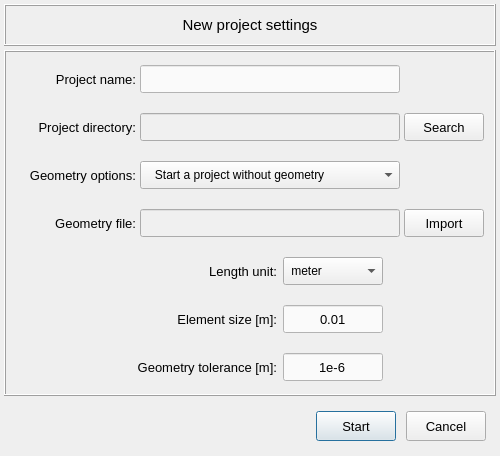
Qt form pulse/interface/data/ui_files/project/new_project_input.ui (open-pulse/OpenPulse) before a commit.
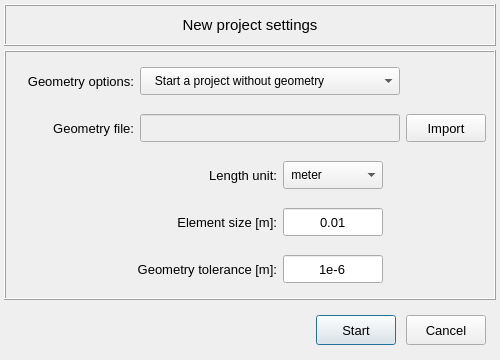
The same form after that commit. Icons and pictures are not drawn.

The edit to the form file:
```diff
--- a/pulse/interface/data/ui_files/project/new_project_input.ui
+++ b/pulse/interface/data/ui_files/project/new_project_input.ui
@@ -7,19 +7,19 @@
     <x>0</x>
     <y>0</y>
     <width>500</width>
-    <height>456</height>
+    <height>360</height>
    </rect>
   </property>
   <property name="minimumSize">
    <size>
     <width>500</width>
-    <height>456</height>
+    <height>360</height>
    </size>
   </property>
   <property name="maximumSize">
    <size>
     <width>500</width>
-    <height>456</height>
+    <height>360</height>
    </size>
   </property>
   <property name="windowTitle">
@@ -132,159 +132,35 @@
      </property>
      <layout class="QGridLayout" name="gridLayout_4">
       <property name="leftMargin">
-       <number>6</number>
+       <number>4</number>
       </property>
       <property name="topMargin">
        <number>6</number>
       </property>
       <property name="rightMargin">
-       <number>6</number>
+       <number>4</number>
       </property>
       <property name="bottomMargin">
        <number>6</number>
       </property>
-      <property name="spacing">
+      <property name="horizontalSpacing">
        <number>6</number>
       </property>
-      <item row="7" column="0">
-       <widget class="QFrame" name="frame_element_size_2">
+      <property name="verticalSpacing">
+       <number>4</number>
+      </property>
+      <item row="3" column="0">
+       <widget class="QFrame" name="frame_6">
         <property name="minimumSize">
          <size>
-          <width>0</width>
-          <height>42</height>
+          <width>252</width>
+          <height>40</height>
          </size>
         </property>
-        <property name="font">
-         <font>
-          <pointsize>10</pointsize>
-         </font>
-        </property>
-        <property name="frameShape">
-         <enum>QFrame::NoFrame</enum>
-        </property>
-        <property name="frameShadow">
-         <enum>QFrame::Raised</enum>
-        </property>
-        <layout class="QGridLayout" name="gridLayout_11">
-         <property name="leftMargin">
-          <number>4</number>
-         </property>
-         <property name="topMargin">
-          <number>4</number>
-         </property>
-         <property name="rightMargin">
-          <number>4</number>
-         </property>
-         <property name="bottomMargin">
-          <number>4</number>
-         </property>
-         <property name="horizontalSpacing">
-          <number>6</number>
-         </property>
-         <property name="verticalSpacing">
-          <number>4</number>
-         </property>
-         <item row="0" column="1">
-          <widget class="QLabel" name="label_length_unit">
-           <property name="minimumSize">
-            <size>
-             <width>160</width>
-             <height>28</height>
-            </size>
-           </property>
-           <property name="maximumSize">
-            <size>
-             <width>160</width>
-             <height>28</height>
-            </size>
-           </property>
-           <property name="font">
-            <font>
-             <pointsize>10</pointsize>
-            </font>
-           </property>
-           <property name="text">
-            <string>Length unit:</string>
-           </property>
-           <property name="alignment">
-            <set>Qt::AlignRight|Qt::AlignTrailing|Qt::AlignVCenter</set>
-           </property>
-          </widget>
-         </item>
-         <item row="0" column="2">
-          <widget class="QComboBox" name="comboBox_length_unit">
-           <property name="minimumSize">
-            <size>
-             <width>100</width>
-             <height>28</height>
-            </size>
-           </property>
-           <property name="maximumSize">
-            <size>
-             <width>100</width>
-             <height>28</height>
-            </size>
-           </property>
-           <property name="font">
-            <font>
-             <pointsize>9</pointsize>
-            </font>
-           </property>
-           <property name="styleSheet">
-            <string notr="true"/>
-           </property>
-           <item>
-            <property name="text">
-             <string> meter</string>
-            </property>
-           </item>
-           <item>
-            <property name="text">
-             <string> millimeter</string>
-            </property>
-           </item>
-           <item>
-            <property name="text">
-             <string> inch</string>
-            </property>
-           </item>
-          </widget>
-         </item>
-         <item row="0" column="3">
-          <spacer name="horizontalSpacer_2">
-           <property name="orientation">
-            <enum>Qt::Horizontal</enum>
-           </property>
-           <property name="sizeHint" stdset="0">
-            <size>
-             <width>40</width>
-             <height>20</height>
-            </size>
-           </property>
-          </spacer>
-         </item>
-         <item row="0" column="0">
-          <spacer name="horizontalSpacer_3">
-           <property name="orientation">
-            <enum>Qt::Horizontal</enum>
-           </property>
-           <property name="sizeHint" stdset="0">
-            <size>
-             <width>40</width>
-             <height>20</height>
-            </size>
-           </property>
-          </spacer>
-         </item>
-        </layout>
-       </widget>
-      </item>
-      <item row="5" column="0">
-       <widget class="QFrame" name="frame_start_config">
-        <property name="minimumSize">
+        <property name="maximumSize">
          <size>
-          <width>0</width>
-          <height>42</height>
+          <width>16777215</width>
+          <height>40</height>
          </size>
         </property>
         <property name="frameShape">
@@ -293,146 +169,19 @@
         <property name="frameShadow">
          <enum>QFrame::Raised</enum>
         </property>
-        <layout class="QGridLayout" name="gridLayout_5">
+        <layout class="QGridLayout" name="gridLayout_10">
          <property name="leftMargin">
-          <number>4</number>
+          <number>6</number>
          </property>
          <property name="topMargin">
-          <number>4</number>
+          <number>6</number>
          </property>
          <property name="rightMargin">
-          <number>4</number>
+          <number>6</number>
          </property>
          <property name="bottomMargin">
-          <number>4</number>
-         </property>
-         <property name="spacing">
-          <number>4</number>
-         </property>
-         <item row="0" column="1">
-          <widget class="QComboBox" name="comboBox_start_project">
-           <property name="minimumSize">
-            <size>
-             <width>260</width>
-             <height>28</height>
-            </size>
-           </property>
-           <property name="maximumSize">
-            <size>
-             <width>260</width>
-             <height>28</height>
-            </size>
-           </property>
-           <property name="font">
-            <font>
-             <pointsize>9</pointsize>
-            </font>
-           </property>
-           <property name="styleSheet">
-            <string notr="true"/>
-           </property>
-           <item>
-            <property name="text">
-             <string>   Start a project without geometry</string>
-            </property>
-           </item>
-           <item>
-            <property name="text">
-             <string>   Start a project with geometry file</string>
-            </property>
-           </item>
-          </widget>
-         </item>
-         <item row="0" column="2">
-          <widget class="QFrame" name="frame_7">
-           <property name="minimumSize">
-            <size>
-             <width>80</width>
-             <height>0</height>
-            </size>
-           </property>
-           <property name="maximumSize">
-            <size>
-             <width>80</width>
-             <height>16777215</height>
-            </size>
-           </property>
-           <property name="frameShape">
-            <enum>QFrame::NoFrame</enum>
-           </property>
-           <property name="frameShadow">
-            <enum>QFrame::Raised</enum>
-           </property>
-          </widget>
-         </item>
-         <item row="0" column="0">
-          <widget class="QLabel" name="label_project_name_2">
-           <property name="minimumSize">
-            <size>
-             <width>120</width>
-             <height>28</height>
-            </size>
-           </property>
-           <property name="maximumSize">
-            <size>
-             <width>120</width>
-             <height>28</height>
-            </size>
-           </property>
-           <property name="font">
-            <font>
-             <pointsize>10</pointsize>
-            </font>
-           </property>
-           <property name="text">
-            <string>Geometry options:</string>
-           </property>
-           <property name="alignment">
-            <set>Qt::AlignRight|Qt::AlignTrailing|Qt::AlignVCenter</set>
-           </property>
-          </widget>
-         </item>
-        </layout>
-       </widget>
-      </item>
-      <item row="8" column="0">
-       <widget class="QFrame" name="frame_element_size">
-        <property name="minimumSize">
-         <size>
-          <width>0</width>
-          <height>42</height>
-         </size>
-        </property>
-        <property name="font">
-         <font>
-          <pointsize>10</pointsize>
-         </font>
-        </property>
-        <property name="frameShape">
-         <enum>QFrame::NoFrame</enum>
-        </property>
-        <property name="frameShadow">
-         <enum>QFrame::Raised</enum>
-        </property>
-        <layout class="QGridLayout" name="gridLayout_9">
-         <property name="leftMargin">
-          <number>4</number>
-         </property>
-         <property name="topMargin">
-          <number>4</number>
-         </property>
-         <property name="rightMargin">
-          <number>4</number>
-         </property>
-         <property name="bottomMargin">
-          <number>4</number>
-         </property>
-         <property name="horizontalSpacing">
           <number>6</number>
          </property>
-         <property name="verticalSpacing">
-          <number>4</number>
-         </property>
          <item row="0" column="2">
           <widget class="QLineEdit" name="lineEdit_element_size">
            <property name="enabled">
@@ -463,8 +212,7 @@
             <enum>Qt::LeftToRight</enum>
            </property>
            <property name="styleSheet">
-            <string notr="true">QLineEdit{color: rgb(0, 0, 0); background-color: rgb(250, 250, 250)}
-QLineEdit:disabled{color: rgb(100, 100, 100); background-color: rgb(240, 240, 240)}</string>
+            <string notr="true"/>
            </property>
            <property name="inputMethodHints">
             <set>Qt::ImhNone</set>
@@ -517,7 +265,7 @@
           </widget>
          </item>
          <item row="0" column="0">
-          <spacer name="horizontalSpacer_4">
+          <spacer name="horizontalSpacer_2">
            <property name="orientation">
             <enum>Qt::Horizontal</enum>
            </property>
@@ -530,7 +278,7 @@
           </spacer>
          </item>
          <item row="0" column="3">
-          <spacer name="horizontalSpacer_7">
+          <spacer name="horizontalSpacer_3">
            <property name="orientation">
             <enum>Qt::Horizontal</enum>
            </property>
@@ -549,8 +297,158 @@
        <widget class="QFrame" name="frame_project_directory">
         <property name="minimumSize">
          <size>
-          <width>0</width>
-          <height>42</height>
+          <width>252</width>
+          <height>40</height>
+         </size>
+        </property>
+        <property name="maximumSize">
+         <size>
+          <width>16777215</width>
+          <height>40</height>
+         </size>
+        </property>
+        <property name="frameShape">
+         <enum>QFrame::NoFrame</enum>
+        </property>
+        <property name="frameShadow">
+         <enum>QFrame::Raised</enum>
+        </property>
+        <layout class="QGridLayout" name="gridLayout_3">
+         <property name="leftMargin">
+          <number>6</number>
+         </property>
+         <property name="topMargin">
+          <number>6</number>
+         </property>
+         <property name="rightMargin">
+          <number>6</number>
+         </property>
+         <property name="bottomMargin">
+          <number>6</number>
+         </property>
+         <item row="0" column="3">
+          <spacer name="horizontalSpacer_7">
+           <property name="orientation">
+            <enum>Qt::Horizontal</enum>
+           </property>
+           <property name="sizeHint" stdset="0">
+            <size>
+             <width>40</width>
+             <height>20</height>
+            </size>
+           </property>
+          </spacer>
+         </item>
+         <item row="0" column="1">
+          <widget class="QLabel" name="label_geometry_tolerance">
+           <property name="minimumSize">
+            <size>
+             <width>160</width>
+             <height>28</height>
+            </size>
+           </property>
+           <property name="maximumSize">
+            <size>
+             <width>160</width>
+             <height>28</height>
+            </size>
+           </property>
+           <property name="font">
+            <font>
+             <pointsize>10</pointsize>
+            </font>
+           </property>
+           <property name="text">
+            <string>Geometry tolerance [m]:</string>
+           </property>
+           <property name="alignment">
+            <set>Qt::AlignRight|Qt::AlignTrailing|Qt::AlignVCenter</set>
+           </property>
+          </widget>
+         </item>
+         <item row="0" column="0">
+          <spacer name="horizontalSpacer_6">
+           <property name="orientation">
+            <enum>Qt::Horizontal</enum>
+           </property>
+           <property name="sizeHint" stdset="0">
+            <size>
+             <width>40</width>
+             <height>20</height>
+            </size>
+           </property>
+          </spacer>
+         </item>
+         <item row="0" column="2">
+          <widget class="QLineEdit" name="lineEdit_geometry_tolerance">
+           <property name="enabled">
+            <bool>true</bool>
+           </property>
+           <property name="minimumSize">
+            <size>
+             <width>100</width>
+             <height>28</height>
+            </size>
+           </property>
+           <property name="maximumSize">
+            <size>
+             <width>100</width>
+             <height>28</height>
+            </size>
+           </property>
+           <property name="font">
+            <font>
+             <family>MS Shell Dlg 2</family>
+             <pointsize>10</pointsize>
+             <weight>50</weight>
+             <italic>false</italic>
+             <bold>false</bold>
+            </font>
+           </property>
+           <property name="layoutDirection">
+            <enum>Qt::LeftToRight</enum>
+           </property>
+           <property name="styleSheet">
+            <string notr="true"/>
+           </property>
+           <property name="inputMethodHints">
+            <set>Qt::ImhNone</set>
+           </property>
+           <property name="text">
+            <string>1e-6</string>
+           </property>
+           <property name="maxLength">
+            <number>20</number>
+           </property>
+           <property name="frame">
+            <bool>true</bool>
+           </property>
+           <property name="cursorPosition">
+            <number>4</number>
+           </property>
+           <property name="alignment">
+            <set>Qt::AlignCenter</set>
+           </property>
+           <property name="placeholderText">
+            <string>&lt; Insert a value &gt;</string>
+           </property>
+          </widget>
+         </item>
+        </layout>
+       </widget>
+      </item>
+      <item row="1" column="0">
+       <widget class="QFrame" name="frame_3">
+        <property name="minimumSize">
+         <size>
+          <width>252</width>
+          <height>40</height>
+         </size>
+        </property>
+        <property name="maximumSize">
+         <size>
+          <width>16777215</width>
+          <height>40</height>
          </size>
         </property>
         <property name="frameShape">
@@ -572,155 +470,7 @@
          <property name="bottomMargin">
           <number>4</number>
          </property>
-         <property name="spacing">
-          <number>4</number>
-         </property>
-         <item row="0" column="0">
-          <widget class="QLabel" name="label_project_directory">
-           <property name="minimumSize">
-            <size>
-             <width>120</width>
-             <height>28</height>
-            </size>
-           </property>
-           <property name="maximumSize">
-            <size>
-             <width>120</width>
-             <height>28</height>
-            </size>
-           </property>
-           <property name="font">
-            <font>
-             <pointsize>10</pointsize>
-            </font>
-           </property>
-           <property name="text">
-            <string>Project directory:</string>
-           </property>
-           <property name="alignment">
-            <set>Qt::AlignRight|Qt::AlignTrailing|Qt::AlignVCenter</set>
-           </property>
-          </widget>
-         </item>
-         <item row="0" column="1">
-          <widget class="QLineEdit" name="lineEdit_project_folder">
-           <property name="enabled">
-            <bool>false</bool>
-           </property>
-           <property name="minimumSize">
-            <size>
-             <width>260</width>
-             <height>28</height>
-            </size>
-           </property>
-           <property name="maximumSize">
-            <size>
-             <width>260</width>
-             <height>28</height>
-            </size>
-           </property>
-           <property name="font">
-            <font>
-             <family>MS Shell Dlg 2</family>
-             <pointsize>10</pointsize>
-             <weight>50</weight>
-             <italic>false</italic>
-             <bold>false</bold>
-            </font>
-           </property>
-           <property name="styleSheet">
-            <string notr="true">QLineEdit{color: rgb(0, 0, 0); background-color: rgb(250, 250, 250)}
-QLineEdit:disabled{color: rgb(100, 100, 100); background-color: rgb(240, 240, 240)}</string>
-           </property>
-           <property name="frame">
-            <bool>true</bool>
-           </property>
-           <property name="alignment">
-            <set>Qt::AlignCenter</set>
-           </property>
-          </widget>
-         </item>
-         <item row="0" column="2">
-          <widget class="QPushButton" name="pushButton_search_project_folder">
-           <property name="sizePolicy">
-            <sizepolicy hsizetype="Expanding" vsizetype="Expanding">
-             <horstretch>0</horstretch>
-             <verstretch>0</verstretch>
-            </sizepolicy>
-           </property>
-           <property name="minimumSize">
-            <size>
-             <width>80</width>
-             <height>28</height>
-            </size>
-           </property>
-           <property name="maximumSize">
-            <size>
-             <width>80</width>
-             <height>28</height>
-            </size>
-           </property>
-           <property name="sizeIncrement">
-            <size>
-             <width>0</width>
-             <height>1</height>
-            </size>
-           </property>
-           <property name="font">
-            <font>
-             <family>MS Shell Dlg 2</family>
-             <pointsize>10</pointsize>
-             <weight>50</weight>
-             <italic>false</italic>
-             <bold>false</bold>
-            </font>
-           </property>
-           <property name="styleSheet">
-            <string notr="true"/>
-           </property>
-           <property name="text">
-            <string>Search</string>
-           </property>
-           <property name="icon">
-            <iconset>
-             <normaloff>../data/icons/020-search.png</normaloff>../data/icons/020-search.png</iconset>
-           </property>
-           <property name="autoDefault">
-            <bool>false</bool>
-           </property>
-          </widget>
-         </item>
-        </layout>
-       </widget>
-      </item>
-      <item row="6" column="0">
-       <widget class="QFrame" name="frame_geometry_file">
-        <property name="minimumSize">
-         <size>
-          <width>0</width>
-          <height>42</height>
-         </size>
-        </property>
-        <property name="frameShape">
-         <enum>QFrame::NoFrame</enum>
-        </property>
-        <property name="frameShadow">
-         <enum>QFrame::Raised</enum>
-        </property>
-        <layout class="QGridLayout" name="gridLayout_8">
-         <property name="leftMargin">
-          <number>4</number>
-         </property>
-         <property name="topMargin">
-          <number>4</number>
-         </property>
-         <property name="rightMargin">
-          <number>4</number>
-         </property>
-         <property name="bottomMargin">
-          <number>4</number>
-         </property>
-         <property name="spacing">
+         <property name="verticalSpacing">
           <number>4</number>
          </property>
          <item row="0" column="0">
@@ -792,8 +542,7 @@
             <string>&lt;html&gt;&lt;head/&gt;&lt;body&gt;&lt;p&gt;Geometry file&lt;/p&gt;&lt;/body&gt;&lt;/html&gt;</string>
            </property>
            <property name="styleSheet">
-            <string notr="true">QLineEdit{color: rgb(0, 0, 0); background-color: rgb(250, 250, 250)}
-QLineEdit:disabled{color: rgb(100, 100, 100); background-color: rgb(240, 240, 240)}</string>
+            <string notr="true"/>
            </property>
            <property name="alignment">
             <set>Qt::AlignCenter</set>
@@ -852,18 +601,19 @@
         </layout>
        </widget>
       </item>
-      <item row="9" column="0">
-       <widget class="QFrame" name="frame_geometry_tolerance">
+      <item row="2" column="0">
+       <widget class="QFrame" name="frame_5">
         <property name="minimumSize">
          <size>
-          <width>0</width>
-          <height>42</height>
+          <width>252</width>
+          <height>40</height>
          </size>
         </property>
-        <property name="font">
-         <font>
-          <pointsize>10</pointsize>
-         </font>
+        <property name="maximumSize">
+         <size>
+          <width>16777215</width>
+          <height>40</height>
+         </size>
         </property>
         <property name="frameShape">
          <enum>QFrame::NoFrame</enum>
@@ -871,27 +621,34 @@
         <property name="frameShadow">
          <enum>QFrame::Raised</enum>
         </property>
-        <layout class="QGridLayout" name="gridLayout_10">
+        <layout class="QGridLayout" name="gridLayout_9">
          <property name="leftMargin">
-          <number>4</number>
+          <number>6</number>
          </property>
          <property name="topMargin">
-          <number>4</number>
+          <number>6</number>
          </property>
          <property name="rightMargin">
-          <number>4</number>
+          <number>6</number>
          </property>
          <property name="bottomMargin">
-          <number>4</number>
-         </property>
-         <property name="horizontalSpacing">
           <number>6</number>
          </property>
-         <property name="verticalSpacing">
-          <number>4</number>
-         </property>
+         <item row="0" column="0">
+          <spacer name="horizontalSpacer_4">
+           <property name="orientation">
+            <enum>Qt::Horizontal</enum>
+           </property>
+           <property name="sizeHint" stdset="0">
+            <size>
+             <width>40</width>
+             <height>20</height>
+            </size>
+           </property>
+          </spacer>
+         </item>
          <item row="0" column="1">
-          <widget class="QLabel" name="label_geometry_tolerance">
+          <widget class="QLabel" name="label_length_unit">
            <property name="minimumSize">
             <size>
              <width>160</width>
@@ -910,7 +667,7 @@
             </font>
            </property>
            <property name="text">
-            <string>Geometry tolerance [m]:</string>
+            <string>Length unit:</string>
            </property>
            <property name="alignment">
             <set>Qt::AlignRight|Qt::AlignTrailing|Qt::AlignVCenter</set>
@@ -918,10 +675,7 @@
           </widget>
          </item>
          <item row="0" column="2">
-          <widget class="QLineEdit" name="lineEdit_geometry_tolerance">
-           <property name="enabled">
-            <bool>true</bool>
-           </property>
+          <widget class="QComboBox" name="comboBox_length_unit">
            <property name="minimumSize">
             <size>
              <width>100</width>
@@ -936,65 +690,38 @@
            </property>
            <property name="font">
             <font>
-             <family>MS Shell Dlg 2</family>
-             <pointsize>10</pointsize>
-             <weight>50</weight>
-             <italic>false</italic>
-             <bold>false</bold>
+             <pointsize>9</pointsize>
             </font>
            </property>
-           <property name="layoutDirection">
-            <enum>Qt::LeftToRight</enum>
-           </property>
            <property name="styleSheet">
-            <string notr="true">QLineEdit{color: rgb(0, 0, 0); background-color: rgb(250, 250, 250)}
-QLineEdit:disabled{color: rgb(100, 100, 100); background-color: rgb(240, 240, 240)}</string>
+            <string notr="true"/>
            </property>
-           <property name="inputMethodHints">
-            <set>Qt::ImhNone</set>
-           </property>
-           <property name="text">
-            <string>1e-6</string>
-           </property>
-           <property name="maxLength">
-            <number>20</number>
-           </property>
-           <property name="frame">
-            <bool>true</bool>
-           </property>
-           <property name="cursorPosition">
-            <number>4</number>
-           </property>
-           <property name="alignment">
-            <set>Qt::AlignCenter</set>
-           </property>
-           <property name="placeholderText">
-            <string>&lt; Insert a value &gt;</string>
-           </property>
+           <item>
+            <property name="text">
+             <string> meter</string>
+            </property>
+           </item>
+           <item>
+            <property name="text">
+             <string> millimeter</string>
+            </property>
+           </item>
+           <item>
+            <property name="text">
+             <string> inch</string>
+            </property>
+           </item>
           </widget>
          </item>
-         <item row="0" column="0">
+         <item row="0" column="3">
           <spacer name="horizontalSpacer_5">
            <property name="orientation">
             <enum>Qt::Horizontal</enum>
            </property>
            <property name="sizeHint" stdset="0">
             <size>
-             <width>40</width>
-             <height>20</height>
-            </size>
-           </property>
-          </spacer>
-         </item>
-         <item row="0" column="3">
-          <spacer name="horizontalSpacer_6">
-           <property name="orientation">
-            <enum>Qt::Horizontal</enum>
-           </property>
-           <property name="sizeHint" stdset="0">
-            <size>
-             <width>40</width>
-             <height>20</height>
+             <width>89</width>
+             <height>19</height>
             </size>
            </property>
           </spacer>
@@ -1002,12 +729,18 @@
         </layout>
        </widget>
       </item>
-      <item row="3" column="0">
-       <widget class="QFrame" name="frame_project_name">
+      <item row="0" column="0">
+       <widget class="QFrame" name="frame_2">
         <property name="minimumSize">
          <size>
-          <width>0</width>
-          <height>42</height>
+          <width>252</width>
+          <height>40</height>
+         </size>
+        </property>
+        <property name="maximumSize">
+         <size>
+          <width>16777215</width>
+          <height>40</height>
          </size>
         </property>
         <property name="frameShape">
@@ -1016,7 +749,7 @@
         <property name="frameShadow">
          <enum>QFrame::Raised</enum>
         </property>
-        <layout class="QGridLayout" name="gridLayout_3">
+        <layout class="QGridLayout" name="gridLayout_5">
          <property name="leftMargin">
           <number>4</number>
          </property>
@@ -1029,11 +762,14 @@
          <property name="bottomMargin">
           <number>4</number>
          </property>
-         <property name="spacing">
+         <property name="horizontalSpacing">
+          <number>6</number>
+         </property>
+         <property name="verticalSpacing">
           <number>4</number>
          </property>
          <item row="0" column="0">
-          <widget class="QLabel" name="label_project_name">
+          <widget class="QLabel" name="label_project_name_2">
            <property name="minimumSize">
             <size>
              <width>120</width>
@@ -1052,25 +788,62 @@
             </font>
            </property>
            <property name="text">
-            <string>Project name:</string>
+            <string>Geometry options:</string>
            </property>
            <property name="alignment">
             <set>Qt::AlignRight|Qt::AlignTrailing|Qt::AlignVCenter</set>
            </property>
           </widget>
          </item>
+         <item row="0" column="1">
+          <widget class="QComboBox" name="comboBox_start_project">
+           <property name="minimumSize">
+            <size>
+             <width>260</width>
+             <height>28</height>
+            </size>
+           </property>
+           <property name="maximumSize">
+            <size>
+             <width>260</width>
+             <height>28</height>
+            </size>
+           </property>
+           <property name="font">
+            <font>
+             <pointsize>9</pointsize>
+            </font>
+           </property>
+           <property name="styleSheet">
+            <string notr="true"/>
+           </property>
+           <property name="currentIndex">
+            <number>1</number>
+           </property>
+           <item>
+            <property name="text">
+             <string>   Start a project with geometry file</string>
+            </property>
+           </item>
+           <item>
+            <property name="text">
+             <string>   Start a project without geometry</string>
+            </property>
+           </item>
+          </widget>
+         </item>
          <item row="0" column="2">
           <widget class="QFrame" name="frame_4">
            <property name="minimumSize">
             <size>
              <width>80</width>
-             <height>0</height>
+             <height>28</height>
             </size>
            </property>
            <property name="maximumSize">
             <size>
              <width>80</width>
-             <height>16777215</height>
+             <height>28</height>
             </size>
            </property>
            <property name="frameShape">
@@ -1081,44 +854,6 @@
            </property>
           </widget>
          </item>
-         <item row="0" column="1">
-          <widget class="QLineEdit" name="lineEdit_project_name">
-           <property name="minimumSize">
-            <size>
-             <width>260</width>
-             <height>28</height>
-            </size>
-           </property>
-           <property name="maximumSize">
-            <size>
-             <width>260</width>
-             <height>28</height>
-            </size>
-           </property>
-           <property name="font">
-            <font>
-             <family>MS Shell Dlg 2</family>
-             <pointsize>10</pointsize>
-             <weight>50</weight>
-             <italic>false</italic>
-             <bold>false</bold>
-            </font>
-           </property>
-           <property name="styleSheet">
-            <string notr="true">QLineEdit{color: rgb(0, 0, 0); background-color: rgb(250, 250, 250)}
-QLineEdit:disabled{color: rgb(100, 100, 100); background-color: rgb(240, 240, 240)}</string>
-           </property>
-           <property name="text">
-            <string/>
-           </property>
-           <property name="frame">
-            <bool>true</bool>
-           </property>
-           <property name="alignment">
-            <set>Qt::AlignCenter</set>
-           </property>
-          </widget>
-         </item>
         </layout>
        </widget>
       </item>
```
Left out of the diff: 5 changed lines with no effect on the pictures.
